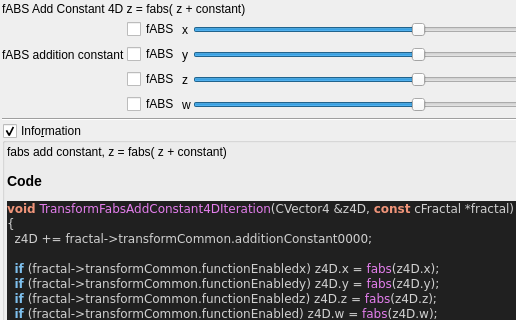
Above: mandelbulber2/qt_data/fractal_transf_fabs_add_constant_4D.ui from buddhi1980/mandelbulber2 before the change; both pictures show x 0 to 516 and y 0 to 320 of the 736 by 637 pixel window. Below: the same form after it.
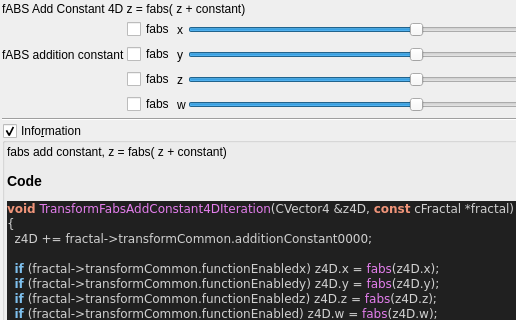
That is the form after the change. Custom widgets are drawn as their Qt base class.

Patch:
```diff
--- a/mandelbulber2/qt_data/fractal_transf_fabs_add_constant_4D.ui
+++ b/mandelbulber2/qt_data/fractal_transf_fabs_add_constant_4D.ui
@@ -44,7 +44,7 @@
      <item row="2" column="1">
       <widget class="QCheckBox" name="checkBox_transf_function_enabledz">
        <property name="text">
-        <string>fABS</string>
+        <string notr="true">fabs</string>
        </property>
       </widget>
      </item>
@@ -204,7 +204,7 @@
      <item row="0" column="1">
       <widget class="QCheckBox" name="checkBox_transf_function_enabledx">
        <property name="text">
-        <string>fABS</string>
+        <string notr="true">fabs</string>
        </property>
       </widget>
      </item>
@@ -233,7 +233,7 @@
      <item row="1" column="1">
       <widget class="QCheckBox" name="checkBox_transf_function_enabledy">
        <property name="text">
-        <string>fABS</string>
+        <string notr="true">fabs</string>
        </property>
       </widget>
      </item>
@@ -247,7 +247,7 @@
      <item row="3" column="1">
       <widget class="QCheckBox" name="checkBox_transf_function_enabled">
        <property name="text">
-        <string>fABS</string>
+        <string notr="true">fabs</string>
        </property>
       </widget>
      </item>
```
